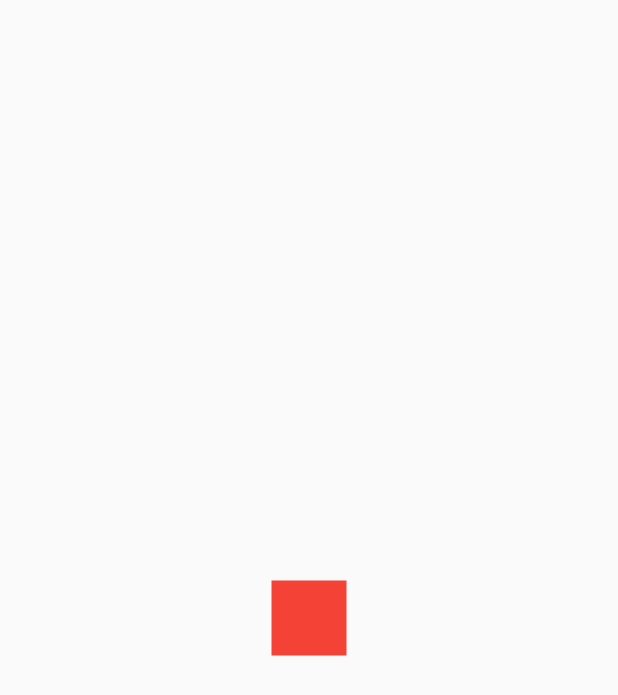
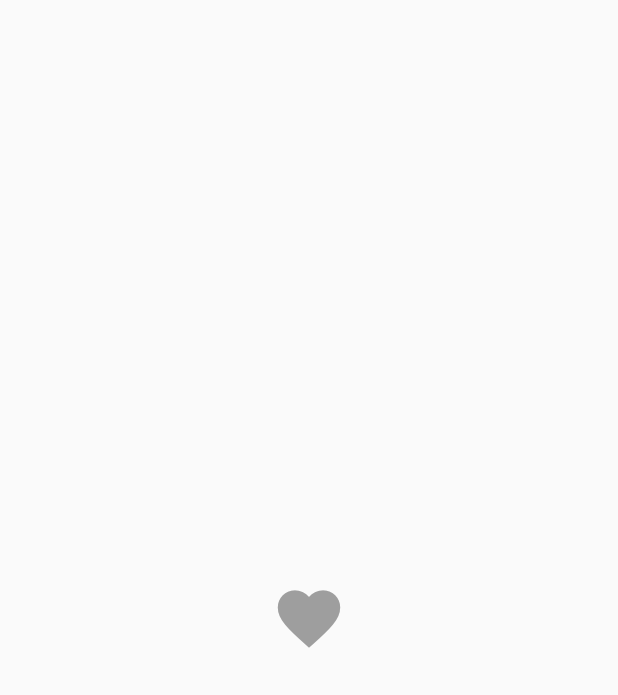
Before and after one commit to nirmal-mazhuvanpilly/flutter_animations, a Flutter app: the screen it shows after launch, on a phone screen of 412 x 824 dp. Shown: the top 695 px of the screen. Run offline on Flutter 3.47's test engine with Material 2 defaults, Android fonts, the phone set to English and light mode, and no system bars; our stand-ins replace lottie.

Commit message:
Favorite View

```diff
--- /dev/null
+++ b/lib/favorite_view.dart
@@ -0,0 +1,72 @@
+import 'package:flutter/material.dart';
+
+class FavoriteView extends StatefulWidget {
+  const FavoriteView({Key? key}) : super(key: key);
+
+  @override
+  _FavoriteViewState createState() => _FavoriteViewState();
+}
+
+class _FavoriteViewState extends State<FavoriteView>
+    with TickerProviderStateMixin {
+  late AnimationController _sizeController;
+  late AnimationController _colorController;
+
+  late Animation<double> _sizeAnimation;
+  late Animation<Color?> _colorAnimation;
+
+  late bool isFavorite;
+
+  @override
+  void initState() {
+    super.initState();
+    isFavorite = false;
+    _sizeController = AnimationController(
+        vsync: this, duration: const Duration(milliseconds: 75));
+    _sizeAnimation = Tween<double>(begin: 1, end: 1.5)
+        .animate(CurvedAnimation(parent: _sizeController, curve: Curves.easeIn))
+      ..addStatusListener((status) {
+        if (status == AnimationStatus.completed) {
+          _sizeController.reverse();
+        }
+      });
+    _colorController = AnimationController(
+        vsync: this, duration: const Duration(milliseconds: 75));
+    _colorAnimation = ColorTween(begin: Colors.grey, end: Colors.red)
+        .animate(_colorController);
+  }
+
+  @override
+  void dispose() {
+    super.dispose();
+    _sizeController.dispose();
+    _colorController.dispose();
+  }
+
+  @override
+  Widget build(BuildContext context) {
+    return Scaffold(
+      body: Center(
+        child: GestureDetector(
+          onTap: () {
+            _sizeController.forward();
+            if (isFavorite) {
+              _colorController.reverse();
+            } else {
+              _colorController.forward();
+            }
+            isFavorite = !isFavorite;
+          },
+          child: AnimatedBuilder(
+            animation: _sizeController,
+            builder: (context, child) => Icon(
+              Icons.favorite,
+              color: _colorAnimation.value,
+              size: 50 * _sizeAnimation.value,
+            ),
+          ),
+        ),
+      ),
+    );
+  }
+}
--- a/lib/main.dart
+++ b/lib/main.dart
@@ -1,5 +1,5 @@
 import 'package:flutter/material.dart';
-import 'package:flutter_all_animations/animated_builder_view.dart';
+import 'package:flutter_all_animations/favorite_view.dart';
 
 void main() {
   runApp(const MyApp());
@@ -14,7 +14,7 @@ class MyApp extends StatelessWidget {
       theme: ThemeData(
         primarySwatch: Colors.blue,
       ),
-      home: const AnimatedBuilderView(),
+      home: const FavoriteView(),
     );
   }
 }
```
